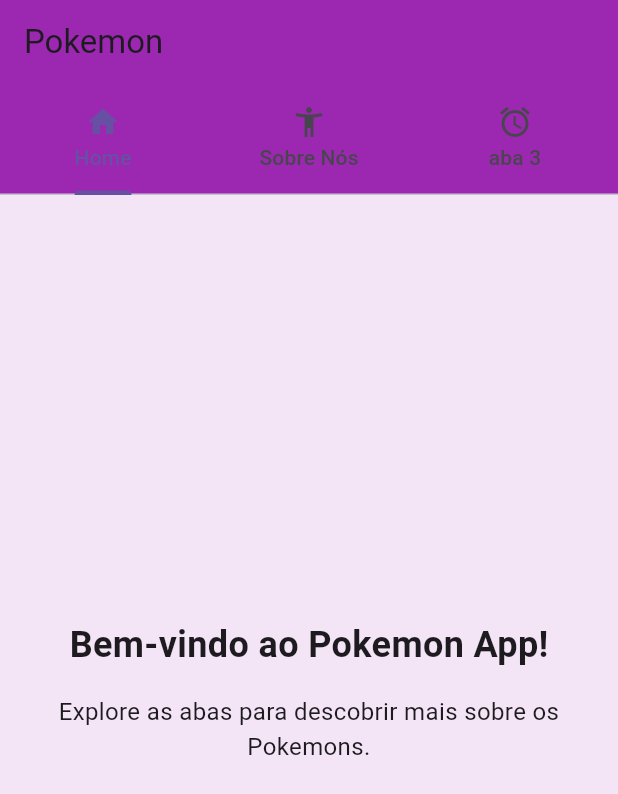
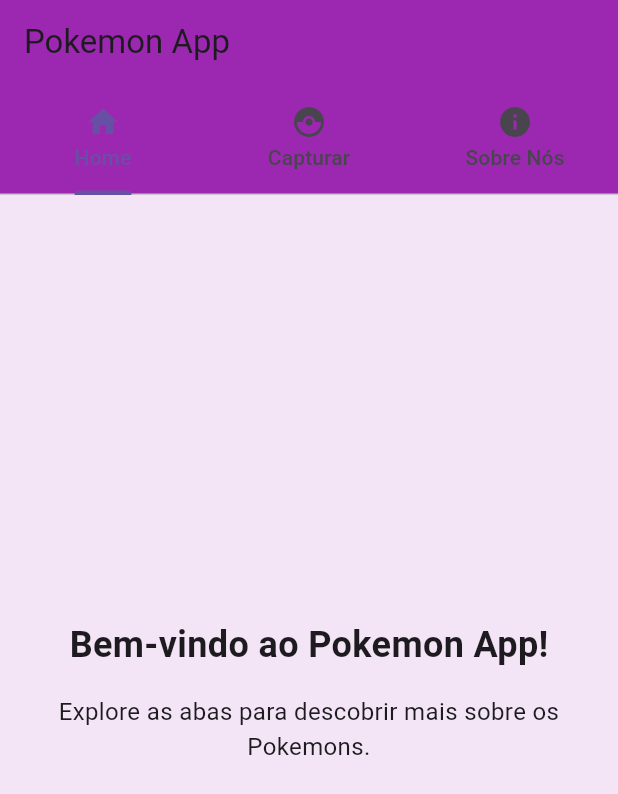
Before and after one commit to NiveaStelmam/Prova3PDM, a Flutter app: the screen it shows after launch, on a phone screen of 412 x 824 dp. Shown: the top 794 px of the screen. Run offline on Flutter 3.47's test engine with Material 3 defaults, Android fonts, the phone set to English and light mode, and no system bars; our stand-ins replace connectivity_plus, floor, sqflite; accounts and stored records are empty; generated files the repository leaves out were written again.

Commit message:
questoes 1, 2, 3 e 10 concluidas

```diff
--- /dev/null
+++ b/lib/dao/database.dart
@@ -0,0 +1,12 @@
+import 'dart:async';
+import 'package:floor/floor.dart';
+import 'package:sqflite/sqflite.dart' as sqflite;
+import 'package:terceira_prova/dao/pokemon_dao.dart';
+import 'package:terceira_prova/domain/pokemon.dart';
+
+part 'database.g.dart';
+
+@Database(version: 1, entities: [Pokemon])
+abstract class AppDatabase extends FloorDatabase {
+  PokemonDao get Pokemon;
+}
--- /dev/null
+++ b/lib/dao/pokemon_dao.dart
@@ -0,0 +1,18 @@
+import 'dart:async';
+import 'package:floor/floor.dart';
+import 'package:terceira_prova/domain/pokemon.dart';
+
+@dao
+abstract class PokemonDao {
+  @Query('SELECT * FROM Pokemon')
+  Future<List<Pokemon>> findAllPokemons(); // listar todos
+
+  @Query('SELECT * FROM Pokemon WHERE id = :id') // listar por id
+  Future<Pokemon?> findPokemonById(int id);
+
+  @Insert(onConflict: OnConflictStrategy.replace) // criar
+  Future<void> insertPokemon(Pokemon pokemon);
+
+  @delete
+  Future<void> deletePokemon(Pokemon pokemon); // deletar
+}
--- /dev/null
+++ b/lib/domain/pokemon.dart
@@ -0,0 +1,22 @@
+import 'package:floor/floor.dart';
+
+@entity
+class Pokemon {
+  @PrimaryKey(autoGenerate: true)
+  final int? id;
+
+  final String nome;
+  final String imageUrl; // front_default
+  final int peso; // weight
+  final int altura; // height
+  final String tipo;
+
+  Pokemon({
+    this.id,
+    required this.nome,
+    required this.imageUrl,
+    required this.peso, // weight
+    required this.altura, // height
+    required this.tipo,
+  });
+}
--- a/lib/main.dart
+++ b/lib/main.dart
@@ -1,13 +1,19 @@
 import 'package:flutter/material.dart';
 import 'package:terceira_prova/pages/tela_home.dart';
 import 'package:terceira_prova/pages/tela_sobre.dart';
+import 'package:terceira_prova/pages/tela_captura.dart';
 
-void main() {
-  runApp(const MaterialAppHome());
+import 'dao/database.dart';
+
+Future<void> main() async {
+  WidgetsFlutterBinding.ensureInitialized();
+  final db = await $FloorAppDatabase.databaseBuilder('app_database.db').build();
+  runApp(MaterialAppHome(db: db));
 }
 
 class MaterialAppHome extends StatelessWidget {
-  const MaterialAppHome({Key? key});
+  MaterialAppHome({Key? key, required this.db}) : super(key: key);
+  final AppDatabase db;
 
   @override
   Widget build(BuildContext context) {
@@ -21,7 +27,7 @@
         length: 3,
         child: Scaffold(
           appBar: AppBar(
-            title: const Text("Pokemon"),
+            title: const Text("Pokemon App"),
             backgroundColor: Colors.purple, // Escolhe uma cor Priscillaaa!!!
             bottom: const TabBar(
               tabs: [
@@ -30,12 +36,12 @@
                   icon: Icon(Icons.home),
                 ),
                 Tab(
-                  text: "Sobre Nós",
-                  icon: Icon(Icons.accessibility_new),
+                  text: "Capturar",
+                  icon: Icon(Icons.catching_pokemon_outlined),
                 ),
                 Tab(
-                  text: "aba 3",
-                  icon: Icon(Icons.access_alarm),
+                  text: "Sobre Nós",
+                  icon: Icon(Icons.info),
                 ),
               ],
             ),
@@ -43,8 +49,8 @@
           body: TabBarView(
             children: [
               TelaHome(),
+              TelaCaptura(),
               TelaSobre(),
-              Aba3(),
             ],
           ),
         ),
@@ -52,14 +58,3 @@
     );
   }
 }
-
-class Aba3 extends StatelessWidget {
-  const Aba3({
-    Key? key,
-  });
-
-  @override
-  Widget build(BuildContext context) {
-    return Center();
-  }
-}
```
Also changed, not shown: lib/pages/tela_captura.dart (added, +100 -0 lines), pubspec.yaml (+7 -7 lines), lib/dao/database.g.dart (added), pubspec.lock, 2 other files.
